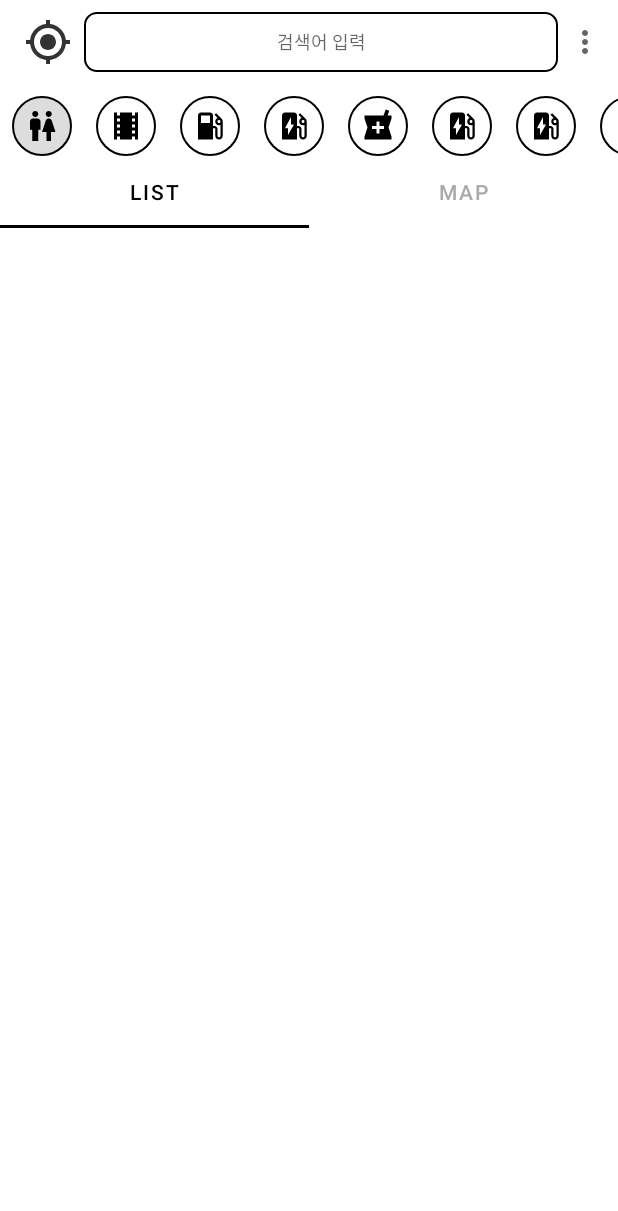
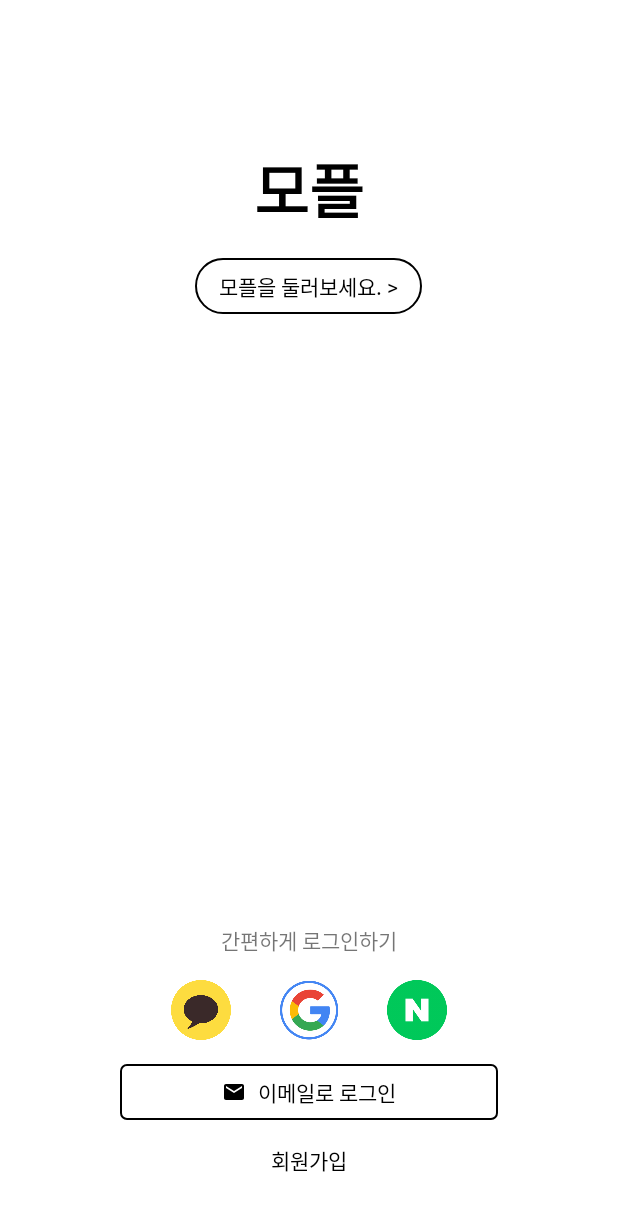
Before and after one commit to kitesoft2058/TPKakaoSearchApi, an Android app: the screen it shows after launch (MainActivity before the commit, LoginActivity after it), on a phone screen of 412 x 824 dp. Shown: the top 1211 px of the screen. Run offline under Robolectric (Android 15) with nearby library versions, the phone set to English and light mode, and no system bars; libraries missing offline, so code that uses them is left out: com.kakao.sdk; 2 statements that could not run were skipped.

Commit message:
카카오/구글 로그인 연동완료

```diff
--- a/app/build.gradle
+++ b/app/build.gradle
@@ -38,7 +38,10 @@ dependencies {
     implementation 'com.squareup.retrofit2:converter-gson:2.9.0'
     implementation 'com.squareup.retrofit2:converter-scalars:2.9.0'
     implementation 'com.google.android.gms:play-services-maps:18.0.0'
+    implementation 'com.google.android.gms:play-services-auth:19.2.0'
     testImplementation 'junit:junit:4.+'
     androidTestImplementation 'androidx.test.ext:junit:1.1.3'
     androidTestImplementation 'androidx.test.espresso:espresso-core:3.4.0'
+
+    implementation "com.kakao.sdk:v2-user:2.8.2" // 카카오 로그인
 }
--- /dev/null
+++ b/app/src/main/java/com/kitesoft/tpkakaosearchapi/G.java
@@ -0,0 +1,6 @@
+package com.kitesoft.tpkakaosearchapi;
+
+public class G {
+
+    public static UserAccount userAccount;
+}
--- /dev/null
+++ b/app/src/main/java/com/kitesoft/tpkakaosearchapi/GlobalApplication.java
@@ -0,0 +1,15 @@
+package com.kitesoft.tpkakaosearchapi;
+
+import android.app.Application;
+
+import com.kakao.sdk.common.KakaoSdk;
+
+public class GlobalApplication extends Application {
+    @Override
+    public void onCreate() {
+        super.onCreate();
+
+        //kakao init
+        KakaoSdk.init(this, "1ba9b88628d74185a4de1c520fb90f20");
+    }
+}
--- /dev/null
+++ b/app/src/main/java/com/kitesoft/tpkakaosearchapi/LoginActivity.java
@@ -0,0 +1,146 @@
+package com.kitesoft.tpkakaosearchapi;
+
+import androidx.annotation.Nullable;
+import androidx.appcompat.app.AppCompatActivity;
+
+import android.app.AlertDialog;
+import android.content.Intent;
+import android.os.Bundle;
+import android.util.Log;
+import android.view.View;
+import android.widget.Toast;
+
+import com.google.android.gms.auth.api.signin.GoogleSignIn;
+import com.google.android.gms.auth.api.signin.GoogleSignInAccount;
+import com.google.android.gms.auth.api.signin.GoogleSignInClient;
+import com.google.android.gms.auth.api.signin.GoogleSignInOptions;
+import com.google.android.gms.common.api.ApiException;
+import com.google.android.gms.tasks.Task;
+import com.kakao.sdk.auth.model.OAuthToken;
+import com.kakao.sdk.common.util.Utility;
+import com.kakao.sdk.user.UserApiClient;
+import com.kakao.sdk.user.model.User;
+
+import kotlin.Unit;
+import kotlin.jvm.functions.Function2;
+
+public class LoginActivity extends AppCompatActivity {
+
+    @Override
+    protected void onCreate(Bundle savedInstanceState) {
+        super.onCreate(savedInstanceState);
+        setContentView(R.layout.activity_login);
+
+        //카카오 키해시 얻어오기
+        String keyHash= Utility.INSTANCE.getKeyHash(this);
+        Log.i("keyhash", keyHash);
+
+    }
+
+    public void clickGo(View view) {
+        startActivity(new Intent(this, MainActivity.class));
+        finish();
+    }
+
+    public void clickSignUp(View view) {
+        //회원가입화면으로 전환
+    }
+
+    public void clickLoginEmail(View view) {
+        //이메일로 로그인 화면 전환
+    }
+
+    public void clickLoginKakao(View view) {
+
+        //build.gradle: Android Studio Artic Fox(최신) 외 버전
+        //settings.gradle: Android Studio Artic Fox(최신) 버전
+
+        UserApiClient.getInstance().loginWithKakaoAccount(this, new Function2<OAuthToken, Throwable, Unit>() {
+            @Override
+            public Unit invoke(OAuthToken oAuthToken, Throwable throwable) {
+                if(oAuthToken!=null){
+                    Toast.makeText(LoginActivity.this, "로그인 성공", Toast.LENGTH_SHORT).show();
+
+                    //로그인 정보 얻어오기 [사용자 식별정보를 위함]
+                    UserApiClient.getInstance().me(new Function2<User, Throwable, Unit>() {
+                        @Override
+                        public Unit invoke(User user, Throwable throwable) {
+                            if(user!=null){
+                                String userid= user.getId()+"";
+                                String email= user.getKakaoAccount().getEmail();
+
+                                //new AlertDialog.Builder(LoginActivity.this).setMessage(email).show();
+                                G.userAccount= new UserAccount(userid, email);
+                                //main 화면으로 전환.
+                                startActivity(new Intent(LoginActivity.this, MainActivity.class));
+                                finish();
+                            }
+                            return null;
+                        }
+                    });
+
+
+                }else{
+                    Toast.makeText(LoginActivity.this, "로그인 실패", Toast.LENGTH_SHORT).show();
+                }
+                return null;
+            }
+        });
+
+
+    }
+
+    public void clickLoginGoogle(View view) {
+
+        // 구글에 검색 [ 안드로이드 구글 로그인 구현 ] -- https://developers.google.com/identity/sign-in/android/start-integrating
+        // or 구글에 검색 [ google identity sign in android ]
+
+        // project-structure메뉴에서 검색 가능 [ play-services-auth ]
+
+        // 구글검색 [ google developer console ] 에서 사용자 인증 - oAuth 에서 패키지명, SHA-1 등록. -동의화면부터 설정해야 함.
+
+
+        // 구글 로그인 옵션 [ id, email 요청 ]
+        GoogleSignInOptions gso= new GoogleSignInOptions.Builder(GoogleSignInOptions.DEFAULT_SIGN_IN).requestId().requestEmail().build();
+
+        GoogleSignInClient googleClient= GoogleSignIn.getClient(this, gso);
+
+        // 구글 로그인 화면(액티비티)를 실행하는 Intent 객체 만들기
+        Intent intent=googleClient.getSignInIntent();
+        startActivityForResult(intent, 100);
+    }
+
+    @Override
+    protected void onActivityResult(int requestCode, int resultCode, @Nullable Intent data) {
+        super.onActivityResult(requestCode, resultCode, data);
+        if(requestCode==100){
+            Task<GoogleSignInAccount> task= GoogleSignIn.getSignedInAccountFromIntent(data);
+            try {
+                GoogleSignInAccount account= task.getResult(ApiException.class);
+
+                Toast.makeText(LoginActivity.this, "로그인 성공", Toast.LENGTH_SHORT).show();
+
+                String userid= account.getId();
+                String email = account.getEmail();
+
+                //new AlertDialog.Builder(LoginActivity.this).setMessage(email).show();
+                G.userAccount= new UserAccount(userid, email);
+                //main 화면으로 전환.
+                startActivity(new Intent(LoginActivity.this, MainActivity.class));
+                finish();
+
+
+
+            } catch (ApiException e) {
+                e.printStackTrace();
+                Toast.makeText(LoginActivity.this, "로그인 실패", Toast.LENGTH_SHORT).show();
+            }
+
+        }
+    }
+
+    public void clickLoginNaver(View view) {
+
+    }
+
+}
--- a/app/src/main/java/com/kitesoft/tpkakaosearchapi/SplashActivity.java
+++ b/app/src/main/java/com/kitesoft/tpkakaosearchapi/SplashActivity.java
@@ -19,7 +19,7 @@ public class SplashActivity extends AppCompatActivity {
         new Handler().postDelayed(new Runnable() {
             @Override
             public void run() {
-                startActivity( new Intent(SplashActivity.this, MainActivity.class));
+                startActivity( new Intent(SplashActivity.this, LoginActivity.class));
                 finish();
             }
         }, 1500);
--- /dev/null
+++ b/app/src/main/java/com/kitesoft/tpkakaosearchapi/UserAccount.java
@@ -0,0 +1,11 @@
+package com.kitesoft.tpkakaosearchapi;
+
+public class UserAccount {
+    public String id;
+    public String email;
+
+    public UserAccount(String id, String email) {
+        this.id = id;
+        this.email = email;
+    }
+}
--- /dev/null
+++ b/app/src/main/res/drawable/bg_login_email.xml
@@ -0,0 +1,8 @@
+<?xml version="1.0" encoding="utf-8"?>
+<shape xmlns:android="http://schemas.android.com/apk/res/android"
+    android:shape="rectangle">
+
+    <stroke android:width="1dp" android:color="@color/black"/>
+    <corners android:radius="4dp"/>
+
+</shape>
--- /dev/null
+++ b/app/src/main/res/drawable/bg_tv_go_login.xml
@@ -0,0 +1,9 @@
+<?xml version="1.0" encoding="utf-8"?>
+<shape xmlns:android="http://schemas.android.com/apk/res/android"
+    android:shape="rectangle">
+
+    <stroke android:width="1dp" android:color="@color/black"/>
+    <solid android:color="@color/white"/>
+    <corners android:radius="40dp"/>
+
+</shape>
--- /dev/null
+++ b/app/src/main/res/drawable/ic_baseline_email_24.xml
@@ -0,0 +1,10 @@
+<vector xmlns:android="http://schemas.android.com/apk/res/android"
+    android:width="24dp"
+    android:height="24dp"
+    android:viewportWidth="24"
+    android:viewportHeight="24"
+    android:tint="?attr/colorControlNormal">
+  <path
+      android:fillColor="@android:color/white"
+      android:pathData="M20,4L4,4c-1.1,0 -1.99,0.9 -1.99,2L2,18c0,1.1 0.9,2 2,2h16c1.1,0 2,-0.9 2,-2L22,6c0,-1.1 -0.9,-2 -2,-2zM20,8l-8,5 -8,-5L4,6l8,5 8,-5v2z"/>
+</vector>
--- /dev/null
+++ b/app/src/main/res/layout/activity_login.xml
@@ -0,0 +1,126 @@
+<?xml version="1.0" encoding="utf-8"?>
+<RelativeLayout xmlns:android="http://schemas.android.com/apk/res/android"
+    xmlns:app="http://schemas.android.com/apk/res-auto"
+    xmlns:tools="http://schemas.android.com/tools"
+    android:layout_width="match_parent"
+    android:layout_height="match_parent"
+    tools:context=".LoginActivity">
+
+    <TextView
+        android:id="@+id/tv_title"
+        android:layout_width="wrap_content"
+        android:layout_height="wrap_content"
+        android:text="모플"
+        android:textStyle="bold"
+        android:textSize="40sp"
+        android:layout_centerHorizontal="true"
+        android:layout_marginTop="80dp"
+        android:textColor="@color/black"
+        android:padding="16dp"/>
+    <TextView
+        android:id="@+id/tv_go"
+        android:layout_width="wrap_content"
+        android:layout_height="wrap_content"
+        android:text="모플을 둘러보세요. >"
+        android:layout_centerHorizontal="true"
+        android:layout_below="@id/tv_title"
+        android:textColor="@color/black"
+        android:paddingTop="8dp"
+        android:paddingBottom="8dp"
+        android:paddingLeft="16dp"
+        android:paddingRight="16dp"
+        android:background="@drawable/bg_tv_go_login"
+        android:clickable="true"
+        android:onClick="clickGo"/>
+
+
+    <!--  밑에서부터 화면배  -->치
+    <TextView
+        android:id="@+id/tv_signup"
+        android:layout_width="wrap_content"
+        android:layout_height="wrap_content"
+        android:text="회원가입"
+        android:textColor="@color/black"
+        android:layout_alignParentBottom="true"
+        android:layout_centerHorizontal="true"
+        android:layout_marginBottom="40dp"
+        android:onClick="clickSignUp"/>
+
+    <LinearLayout
+        android:id="@+id/layout_mail"
+        android:layout_width="match_parent"
+        android:layout_height="wrap_content"
+        android:orientation="horizontal"
+        android:gravity="center"
+        android:layout_marginLeft="80dp"
+        android:layout_marginRight="80dp"
+        android:paddingTop="8dp"
+        android:paddingBottom="8dp"
+        android:layout_above="@id/tv_signup"
+        android:background="@drawable/bg_login_email"
+        android:layout_marginBottom="16dp"
+        android:clickable="true"
+        android:onClick="clickLoginEmail">
+
+        <ImageView
+            android:layout_width="16dp"
+            android:layout_height="16dp"
+            android:src="@drawable/ic_baseline_email_24"
+            app:tint="@color/black"
+            android:layout_marginRight="8dp"/>
+
+        <TextView
+            android:layout_width="wrap_content"
+            android:layout_height="wrap_content"
+            android:text="이메일로 로그인"
+            android:textColor="@color/black"/>
+
+    </LinearLayout>
+
+    <LinearLayout
+        android:id="@+id/layout_loginbtn"
+        android:layout_width="match_parent"
+        android:layout_height="wrap_content"
+        android:orientation="horizontal"
+        android:gravity="center"
+        android:layout_above="@id/layout_mail"
+        android:layout_marginBottom="16dp">
+
+        <!-- 이미지검색 " 카카오톡 아이콘 png "      -->
+        <ImageView
+            android:layout_width="40dp"
+            android:layout_height="40dp"
+            android:src="@drawable/kakao_btn"
+            android:layout_marginLeft="16dp"
+            android:layout_marginRight="16dp"
+            android:clickable="true"
+            android:onClick="clickLoginKakao"/>
+        <ImageView
+            android:layout_width="40dp"
+            android:layout_height="40dp"
+            android:src="@drawable/google_icon"
+            android:layout_marginLeft="16dp"
+            android:layout_marginRight="16dp"
+            android:clickable="true"
+            android:onClick="clickLoginGoogle"/>
+        <ImageView
+            android:layout_width="40dp"
+            android:layout_height="40dp"
+            android:src="@drawable/btn_login_naver"
+            android:layout_marginLeft="16dp"
+            android:layout_marginRight="16dp"
+            android:clickable="true"
+            android:onClick="clickLoginNaver"/>
+
+    </LinearLayout>
+
+    <TextView
+        android:layout_width="wrap_content"
+        android:layout_height="wrap_content"
+        android:text="간편하게 로그인하기"
+        android:layout_above="@id/layout_loginbtn"
+        android:layout_centerHorizontal="true"
+        android:layout_marginBottom="16dp"/>
+
+
+</RelativeLayout>
--- a/app/src/main/res/values/strings.xml
+++ b/app/src/main/res/values/strings.xml
@@ -1,3 +1,3 @@
 <resources>
-    <string name="app_name">모플</string>
+    <string name="app_name">당근장</string>
 </resources>
--- a/settings.gradle
+++ b/settings.gradle
@@ -4,6 +4,7 @@ dependencyResolutionManagement {
         google()
         mavenCentral()
         jcenter() // Warning: this repository is going to shut down soon
+        maven { url 'https://devrepo.kakao.com/nexus/content/groups/public/' }
     }
 }
 rootProject.name = "TPKakaoSearchApi"
```
Also changed, not shown: app/src/main/AndroidManifest.xml (+22 -2 lines), app/src/main/res/drawable/btn_login_naver.png (added), app/src/main/res/drawable/google_icon.png (added), app/src/main/res/drawable/kakao_btn.png (added).
